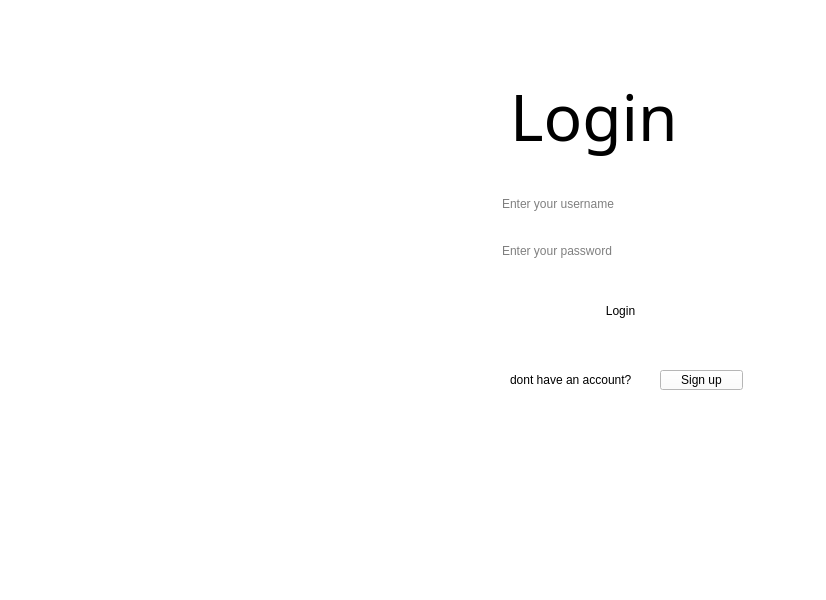
Before: the Qt Designer form ui/login.ui in phamnamkhanh0602/python-app, drawn with Qt 5.
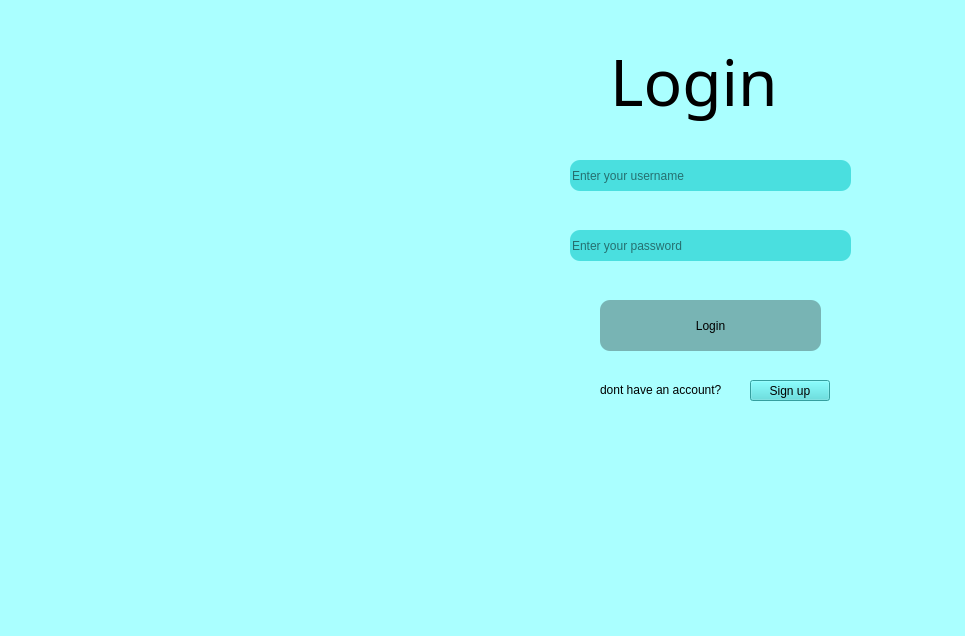
After: the same form once the commit is applied. Icons and pictures are not drawn.

Commit message: cap nhat login

What changed in the file:
```diff
--- a/ui/login.ui
+++ b/ui/login.ui
@@ -6,24 +6,25 @@
    <rect>
     <x>0</x>
     <y>0</y>
-    <width>826</width>
-    <height>600</height>
+    <width>965</width>
+    <height>636</height>
    </rect>
   </property>
   <property name="windowTitle">
    <string>MainWindow</string>
   </property>
   <property name="styleSheet">
-   <string notr="true">background-color: rgb(255, 255, 255)</string>
+   <string notr="true">background-color:rgb(170, 255, 255)
+</string>
   </property>
   <widget class="QWidget" name="centralwidget">
    <widget class="QLabel" name="label">
     <property name="geometry">
      <rect>
-      <x>510</x>
-      <y>70</y>
-      <width>221</width>
-      <height>91</height>
+      <x>610</x>
+      <y>40</y>
+      <width>170</width>
+      <height>81</height>
      </rect>
     </property>
     <property name="font">
@@ -32,6 +33,9 @@
       <pointsize>48</pointsize>
      </font>
     </property>
+    <property name="styleSheet">
+     <string notr="true">color:rgb(0, 0, 0)</string>
+    </property>
     <property name="text">
      <string>Login</string>
     </property>
@@ -39,15 +43,16 @@
    <widget class="QLineEdit" name="lineEdit">
     <property name="geometry">
      <rect>
-      <x>500</x>
-      <y>190</y>
-      <width>241</width>
-      <height>28</height>
+      <x>570</x>
+      <y>160</y>
+      <width>281</width>
+      <height>31</height>
      </rect>
     </property>
     <property name="styleSheet">
      <string notr="true">color:rgb(0, 0, 0);
-border-radius:10px</string>
+border-radius:10px;
+background-color:rgb(74, 223, 223)</string>
     </property>
     <property name="placeholderText">
      <string>Enter your username</string>
@@ -56,15 +61,16 @@
    <widget class="QLineEdit" name="lineEdit_2">
     <property name="geometry">
      <rect>
-      <x>500</x>
-      <y>240</y>
-      <width>231</width>
-      <height>21</height>
+      <x>570</x>
+      <y>230</y>
+      <width>281</width>
+      <height>31</height>
      </rect>
     </property>
     <property name="styleSheet">
      <string notr="true">color:rgb(0, 0, 0);
-border-radius:10px</string>
+border-radius:10px;
+background-color:rgb(74, 223, 223)</string>
     </property>
     <property name="placeholderText">
      <string>Enter your password</string>
@@ -73,15 +79,16 @@
    <widget class="QPushButton" name="pushButton">
     <property name="geometry">
      <rect>
-      <x>500</x>
-      <y>290</y>
-      <width>241</width>
-      <height>41</height>
+      <x>600</x>
+      <y>300</y>
+      <width>221</width>
+      <height>51</height>
      </rect>
     </property>
     <property name="styleSheet">
      <string notr="true">color:rgb(0, 0, 0);
-border-radius:10px</string>
+border-radius:10px;
+background-color:rgb(120, 180, 180)</string>
     </property>
     <property name="text">
      <string>Login</string>
@@ -90,9 +97,9 @@
    <widget class="QLabel" name="label_2">
     <property name="geometry">
      <rect>
-      <x>510</x>
-      <y>370</y>
-      <width>151</width>
+      <x>600</x>
+      <y>380</y>
+      <width>149</width>
       <height>20</height>
      </rect>
     </property>
@@ -106,16 +113,40 @@
    <widget class="QPushButton" name="pushButton_2">
     <property name="geometry">
      <rect>
-      <x>660</x>
-      <y>370</y>
-      <width>83</width>
-      <height>20</height>
+      <x>750</x>
+      <y>380</y>
+      <width>80</width>
+      <height>21</height>
      </rect>
     </property>
+    <property name="styleSheet">
+     <string notr="true">background-color:rgb(74, 223, 223);
+color:rgb(0, 0, 0)
+</string>
+    </property>
     <property name="text">
      <string>Sign up</string>
     </property>
    </widget>
+   <widget class="QLabel" name="label_3">
+    <property name="geometry">
+     <rect>
+      <x>10</x>
+      <y>20</y>
+      <width>461</width>
+      <height>551</height>
+     </rect>
+    </property>
+    <property name="text">
+     <string/>
+    </property>
+    <property name="pixmap">
+     <pixmap>../../../../../Downloads/DALL·E 2024-11-22 02.22.41 - A magical winter forest landscape at night, inspired by the uploaded image. The scene features snow-covered evergreen trees under a clear starry sky w.webp</pixmap>
+    </property>
+    <property name="scaledContents">
+     <bool>true</bool>
+    </property>
+   </widget>
   </widget>
   <widget class="QMenuBar" name="menubar">
    <property name="geometry">
@@ -127,7 +158,6 @@
     </rect>
    </property>
   </widget>
-  <widget class="QStatusBar" name="statusbar"/>
  </widget>
  <resources/>
  <connections/>
```
Left out of the diff: 2 changed lines with no effect on the pictures.
